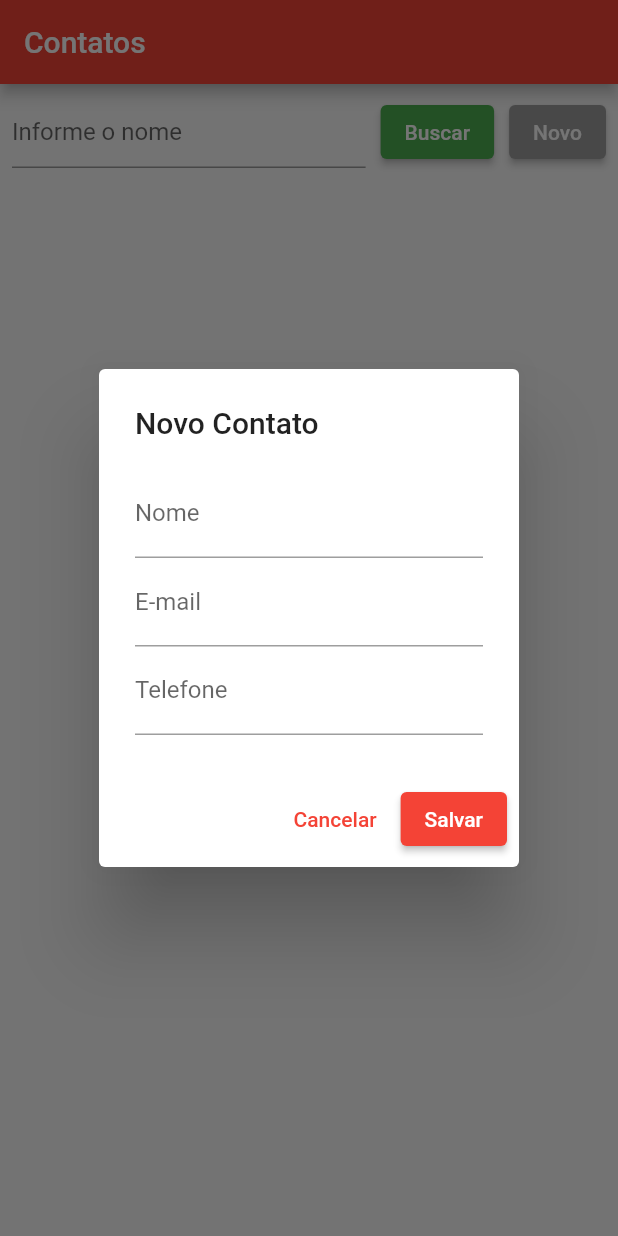
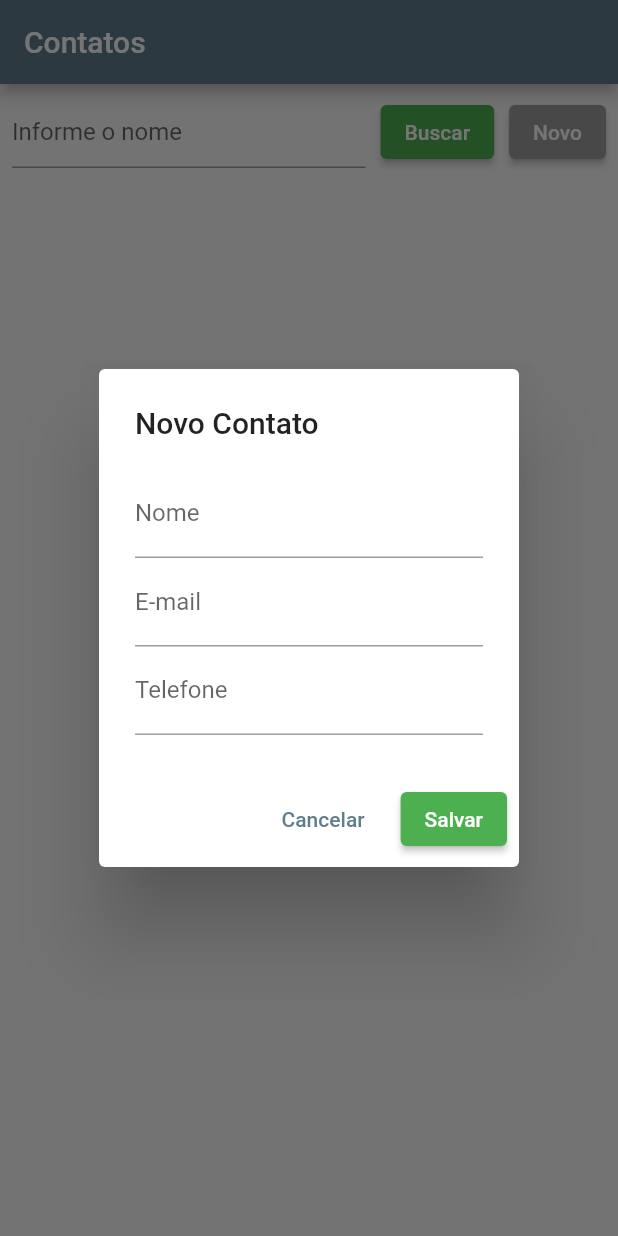
Before and after one commit to thiiagofernando/contatosmvvm, a Flutter app: the screen it shows after launch, after a tap on "Novo", on a phone screen of 412 x 824 dp. Run offline on Flutter 3.47's test engine with Material 3 defaults, Android fonts, the phone set to English and light mode, and no system bars; our stand-ins replace hive_flutter; accounts and stored records are empty.

Commit message:
Adicionado Excluir

```diff
--- a/lib/domain/models/contato.dart
+++ b/lib/domain/models/contato.dart
@@ -1,5 +1,5 @@
 class Contato {
-  final int? id;
+  String? id;
   final String nome;
   final String email;
   final String telefone;
--- a/lib/main.dart
+++ b/lib/main.dart
@@ -26,7 +26,7 @@ class MyApp extends StatelessWidget {
         debugShowCheckedModeBanner: false,
         title: 'Contatos App',
         theme: ThemeData(
-          primarySwatch: Colors.red,
+          primarySwatch: Colors.blueGrey,
           useMaterial3: false,
         ),
         home: const ContatoListView(),
--- a/lib/presentation/viewmodels/contato_viewmodel.dart
+++ b/lib/presentation/viewmodels/contato_viewmodel.dart
@@ -28,6 +28,11 @@ class ContatoViewModel extends ChangeNotifier {
     await loadContatos();
   }
 
+  Future<void> removeContato(String id) async {
+    await _repository.deleteContato(id);
+    await loadContatos();
+  }
+
   Future<void> updateContato(Contato contato) async {
     await _repository.updateContato(contato);
     await loadContatos();
--- a/lib/presentation/widgets/contato_form_dialog.dart
+++ b/lib/presentation/widgets/contato_form_dialog.dart
@@ -66,12 +66,27 @@ class ContatoFormDialogState extends State<ContatoFormDialog> {
           onPressed: () => Navigator.pop(context),
           child: const Text('Cancelar'),
         ),
+        Visibility(
+          visible: widget.contato != null,
+          child: TextButton(
+            onPressed: _deleteContato,
+            child: const Text('Excluir'),
+          ),
+        ),
         ElevatedButton(
           onPressed: _saveContato,
+          style: ElevatedButton.styleFrom(
+            backgroundColor: Colors.green,
+          ),
           child: Text(widget.contato == null ? 'Salvar' : 'Alterar'),
         ),
       ],
     );
+  }
+
+  void _deleteContato() {
+    Provider.of<ContatoViewModel>(context, listen: false).removeContato(widget.contato?.id ?? "");
+    Navigator.pop(context);
   }
 
   void _saveContato() {
--- a/pubspec.yaml
+++ b/pubspec.yaml
@@ -44,6 +44,7 @@ dependencies:
   hive_flutter: ^1.1.0
   path_provider: ^2.1.5
   cupertino_icons: ^1.0.8
+  uuid: ^4.5.1
 
 dev_dependencies:
   flutter_test:
```
Also changed, not shown: lib/data/repositories/contato_repository.dart (+6 -10 lines).
